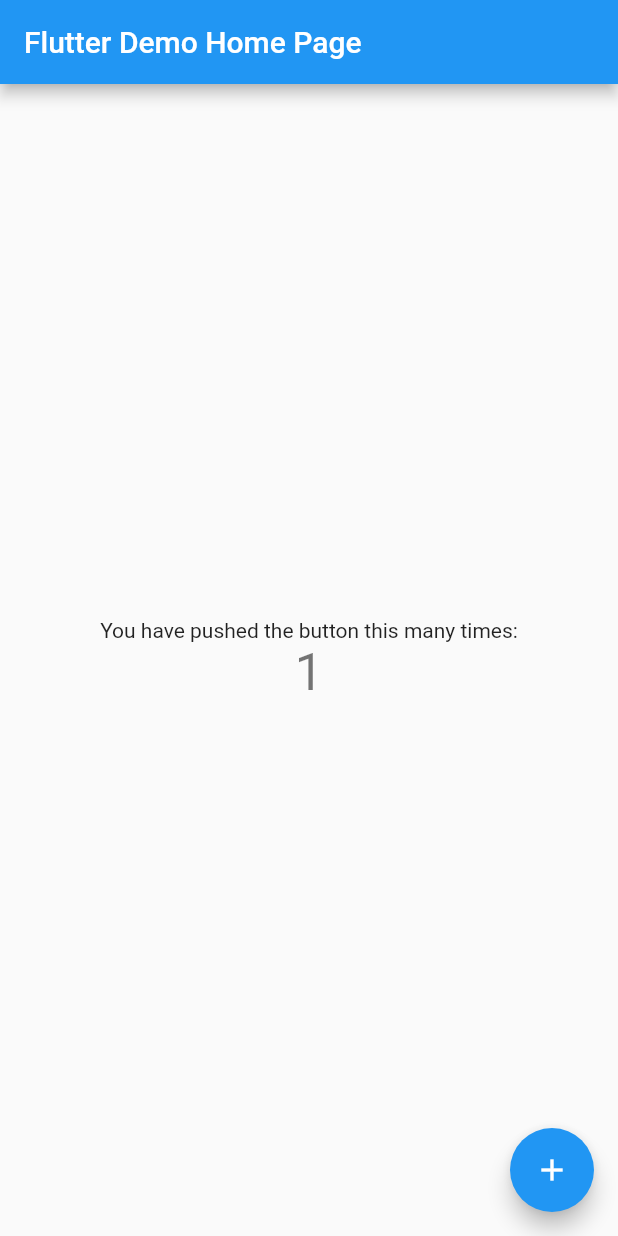
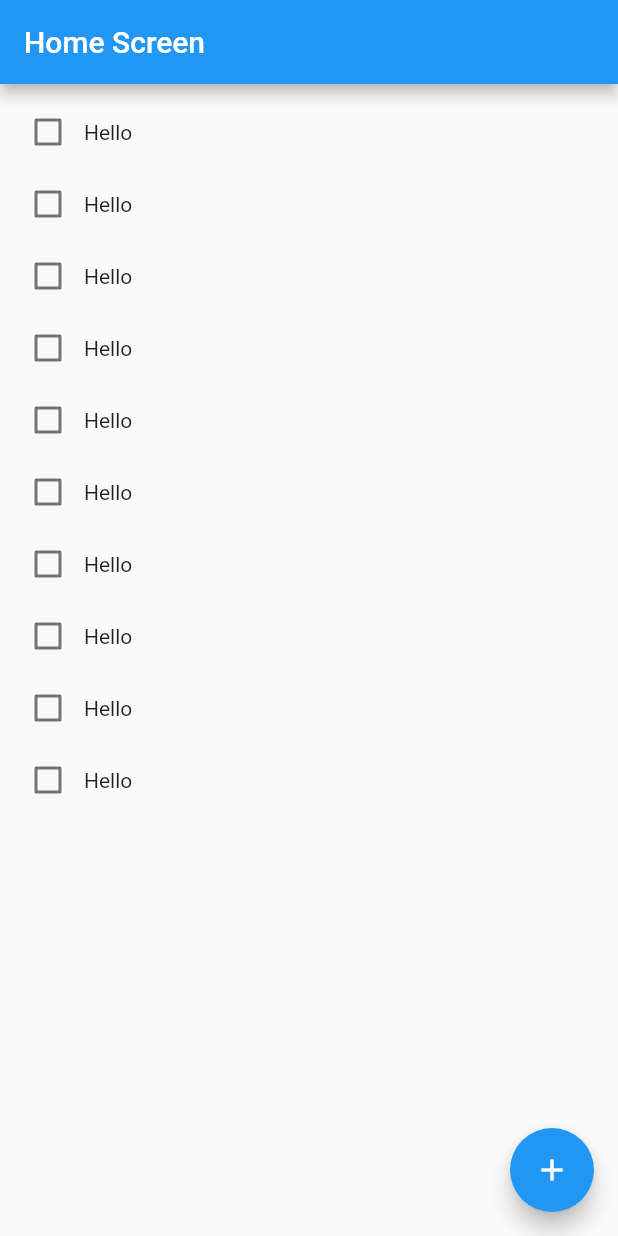
Before and after one commit to fayaz-tw/unit_tests, a Flutter app: the screen it shows after launch, after a tap on the "add" icon, on a phone screen of 412 x 824 dp. Run offline on Flutter 3.47's test engine with Material 2 defaults, Android fonts, the light colour scheme and no system bars.

Commit message:
add basic home screen code for showing todo items in a list

```diff
--- /dev/null
+++ b/lib/TodoItem.dart
@@ -0,0 +1,9 @@
+class TodoItem {
+  final int id;
+  final String title;
+  final String description;
+  final int dueOn;
+  final bool completed;
+
+  TodoItem(this.title, this.description, this.dueOn, this.completed, this.id);
+}
--- /dev/null
+++ b/lib/home_screen.dart
@@ -0,0 +1,60 @@
+import 'package:flutter/material.dart';
+import 'package:unit_tests/TodoItem.dart';
+
+class HomeScreen extends StatefulWidget {
+  const HomeScreen({Key? key}) : super(key: key);
+
+  @override
+  State<HomeScreen> createState() => _HomeScreenState();
+}
+
+class _HomeScreenState extends State<HomeScreen> {
+  final List<TodoItem> todos = [];
+
+  void onFloatingActionButtonClicked() {
+    addTodoItem();
+  }
+
+  void addTodoItem() {}
+
+  void onTodoItemChecked(bool isChecked, int id) {
+
+  }
+
+  @override
+  Widget build(BuildContext context) {
+    return Scaffold(
+      appBar: buildAppBar(),
+      body: buildBody(),
+      floatingActionButton: buildFloatingActionButton(),
+    );
+  }
+
+  Widget buildTodoItem(
+      bool isComplete, String title, Function(bool) onCheckChanged) {
+    return Row(
+      children: [Checkbox(value: isComplete, onChanged: (e) {}), Text(title)],
+    );
+  }
+
+  Widget buildBody() {
+    return ListView.builder(
+      padding: const EdgeInsets.all(8.0),
+      itemCount: 10,
+      itemBuilder: (c, i) => buildTodoItem(false, "Hello", (bool checked) {}),
+    );
+  }
+
+  AppBar buildAppBar() {
+    return AppBar(
+      title: const Text("Home Screen"),
+    );
+  }
+
+  Widget buildFloatingActionButton() {
+    return FloatingActionButton(
+      onPressed: onFloatingActionButtonClicked,
+      child: const Icon(Icons.add),
+    );
+  }
+}
--- a/lib/main.dart
+++ b/lib/main.dart
@@ -1,115 +1,9 @@
 import 'package:flutter/material.dart';
+import 'package:unit_tests/home_screen.dart';
 
 void main() {
-  runApp(const MyApp());
+  runApp(const MaterialApp(
+    debugShowCheckedModeBanner: false,
+    home: HomeScreen(),
+  ));
 }
-
-class MyApp extends StatelessWidget {
-  const MyApp({super.key});
-
-  // This widget is the root of your application.
-  @override
-  Widget build(BuildContext context) {
-    return MaterialApp(
-      title: 'Flutter Demo',
-      theme: ThemeData(
-        // This is the theme of your application.
-        //
-        // Try running your application with "flutter run". You'll see the
-        // application has a blue toolbar. Then, without quitting the app, try
-        // changing the primarySwatch below to Colors.green and then invoke
-        // "hot reload" (press "r" in the console where you ran "flutter run",
-        // or simply save your changes to "hot reload" in a Flutter IDE).
-        // Notice that the counter didn't reset back to zero; the application
-        // is not restarted.
-        primarySwatch: Colors.blue,
-      ),
-      home: const MyHomePage(title: 'Flutter Demo Home Page'),
-    );
-  }
-}
-
-class MyHomePage extends StatefulWidget {
-  const MyHomePage({super.key, required this.title});
-
-  // This widget is the home page of your application. It is stateful, meaning
-  // that it has a State object (defined below) that contains fields that affect
-  // how it looks.
-
-  // This class is the configuration for the state. It holds the values (in this
-  // case the title) provided by the parent (in this case the App widget) and
-  // used by the build method of the State. Fields in a Widget subclass are
-  // always marked "final".
-
-  final String title;
-
-  @override
-  State<MyHomePage> createState() => _MyHomePageState();
-}
-
-class _MyHomePageState extends State<MyHomePage> {
-  int _counter = 0;
-
-  void _incrementCounter() {
-    setState(() {
-      // This call to setState tells the Flutter framework that something has
-      // changed in this State, which causes it to rerun the build method below
-      // so that the display can reflect the updated values. If we changed
-      // _counter without calling setState(), then the build method would not be
-      // called again, and so nothing would appear to happen.
-      _counter++;
-    });
-  }
-
-  @override
-  Widget build(BuildContext context) {
-    // This method is rerun every time setState is called, for instance as done
-    // by the _incrementCounter method above.
-    //
-    // The Flutter framework has been optimized to make rerunning build methods
-    // fast, so that you can just rebuild anything that needs updating rather
-    // than having to individually change instances of widgets.
-    return Scaffold(
-      appBar: AppBar(
-        // Here we take the value from the MyHomePage object that was created by
-        // the App.build method, and use it to set our appbar title.
-        title: Text(widget.title),
-      ),
-      body: Center(
-        // Center is a layout widget. It takes a single child and positions it
-        // in the middle of the parent.
-        child: Column(
-          // Column is also a layout widget. It takes a list of children and
-          // arranges them vertically. By default, it sizes itself to fit its
-          // children horizontally, and tries to be as tall as its parent.
-          //
-          // Invoke "debug painting" (press "p" in the console, choose the
-          // "Toggle Debug Paint" action from the Flutter Inspector in Android
-          // Studio, or the "Toggle Debug Paint" command in Visual Studio Code)
-          // to see the wireframe for each widget.
-          //
-          // Column has various properties to control how it sizes itself and
-          // how it positions its children. Here we use mainAxisAlignment to
-          // center the children vertically; the main axis here is the vertical
-          // axis because Columns are vertical (the cross axis would be
-          // horizontal).
-          mainAxisAlignment: MainAxisAlignment.center,
-          children: <Widget>[
-            const Text(
-              'You have pushed the button this many times:',
-            ),
-            Text(
-              '$_counter',
-              style: Theme.of(context).textTheme.headlineMedium,
-            ),
-          ],
-        ),
-      ),
-      floatingActionButton: FloatingActionButton(
-        onPressed: _incrementCounter,
-        tooltip: 'Increment',
-        child: const Icon(Icons.add),
-      ), // This trailing comma makes auto-formatting nicer for build methods.
-    );
-  }
-}
```
Also changed, not shown: 1 other file.
